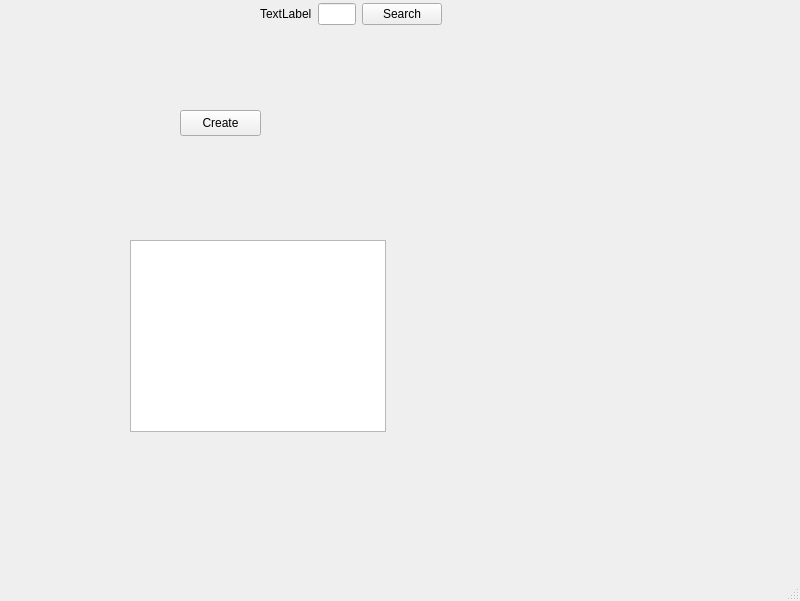
Old version of the form src/PySide_UI/Main.ui in the repository 6TRINN9/CS50_Python_Final_project.
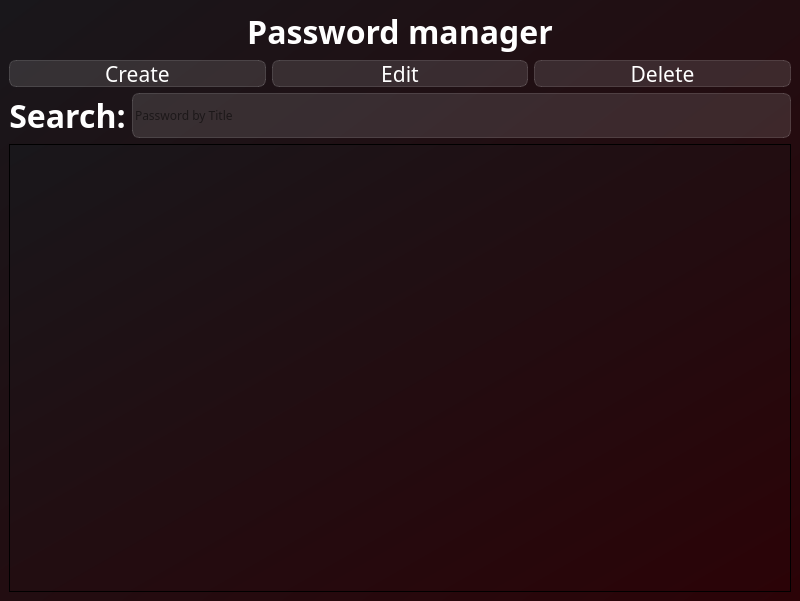
New version of the form.

Diff of the .ui file:
```diff
--- a/src/PySide_UI/Main.ui
+++ b/src/PySide_UI/Main.ui
@@ -16,71 +16,163 @@
   <property name="windowTitle">
    <string>MainWindow</string>
   </property>
+  <property name="styleSheet">
+   <string notr="true">background-color:qlineargradient(spread:pad, x1:0, y1:0, x2:1, y2:1, stop:0 rgba(25, 23, 27, 255), stop:1 rgba(43, 3, 7, 255));
+font-family: OCR-A BT</string>
+  </property>
   <widget class="QWidget" name="centralwidget">
-   <widget class="QPushButton" name="btn_create">
-    <property name="geometry">
-     <rect>
-      <x>180</x>
-      <y>110</y>
-      <width>81</width>
-      <height>26</height>
-     </rect>
-    </property>
-    <property name="text">
-     <string>Create</string>
-    </property>
-   </widget>
-   <widget class="QListView" name="listView">
-    <property name="geometry">
-     <rect>
-      <x>130</x>
-      <y>240</y>
-      <width>256</width>
-      <height>192</height>
-     </rect>
-    </property>
-   </widget>
-   <widget class="QWidget" name="">
-    <property name="geometry">
-     <rect>
-      <x>260</x>
-      <y>0</y>
-      <width>182</width>
-      <height>28</height>
-     </rect>
-    </property>
-    <layout class="QHBoxLayout" name="horizontalLayout">
-     <item>
-      <widget class="QLabel" name="label">
-       <property name="text">
-        <string>TextLabel</string>
-       </property>
-      </widget>
-     </item>
-     <item>
-      <widget class="QLineEdit" name="le_search_password"/>
-     </item>
-     <item>
-      <widget class="QPushButton" name="btn_search">
-       <property name="text">
-        <string>Search</string>
-       </property>
-      </widget>
-     </item>
-    </layout>
-   </widget>
+   <layout class="QVBoxLayout" name="verticalLayout">
+    <item>
+     <widget class="QLabel" name="Title">
+      <property name="styleSheet">
+       <string notr="true">color: rgb(255, 255, 255);
+font-size: 24pt;
+font-weight: bold;
+background-color: none;
+border: none;
+</string>
+      </property>
+      <property name="text">
+       <string>Password manager</string>
+      </property>
+      <property name="alignment">
+       <set>Qt::AlignmentFlag::AlignCenter</set>
+      </property>
+     </widget>
+    </item>
+    <item>
+     <layout class="QHBoxLayout" name="horizontalLayout_2">
+      <item>
+       <widget class="QPushButton" name="btn_create">
+        <property name="styleSheet">
+         <string notr="true">QPushButton {
+font-size: 16pt;
+color: white;
+background-color: rgba(255, 255, 255, 30);
+border: 1px solid  rgba(255, 255, 255, 40);
+border-radius: 7px;
+width: 100px;
+height: 25px;
+icon-size: 30pt 30pt;
+}
+QPushButton:hover {
+background-color: rgba(255, 255, 255, 40);
+}
+QPushButton:pressed {
+background-color: rgba(255, 255, 255, 60);
+icon-size: 20pt 20pt;
+}</string>
+        </property>
+        <property name="text">
+         <string>Create</string>
+        </property>
+       </widget>
+      </item>
+      <item>
+       <widget class="QPushButton" name="btn_edit">
+        <property name="styleSheet">
+         <string notr="true">QPushButton {
+font-size: 16pt;
+color: white;
+background-color: rgba(255, 255, 255, 30);
+border: 1px solid  rgba(255, 255, 255, 40);
+border-radius: 7px;
+width: 100px;
+height: 25px;
+icon-size: 30pt 30pt;
+}
+QPushButton:hover {
+background-color: rgba(255, 255, 255, 40);
+}
+QPushButton:pressed {
+background-color: rgba(255, 255, 255, 60);
+icon-size: 20pt 20pt;
+}</string>
+        </property>
+        <property name="text">
+         <string>Edit</string>
+        </property>
+       </widget>
+      </item>
+      <item>
+       <widget class="QPushButton" name="btn_delete">
+        <property name="styleSheet">
+         <string notr="true">QPushButton {
+font-size: 16pt;
+color: white;
+background-color: rgba(255, 255, 255, 30);
+border: 1px solid  rgba(255, 255, 255, 40);
+border-radius: 7px;
+width: 100px;
+height: 25px;
+icon-size: 30pt 30pt;
+}
+QPushButton:hover {
+background-color: rgba(255, 255, 255, 40);
+}
+QPushButton:pressed {
+background-color: rgba(255, 255, 255, 60);
+icon-size: 20pt 20pt;
+}</string>
+        </property>
+        <property name="text">
+         <string>Delete</string>
+        </property>
+       </widget>
+      </item>
+     </layout>
+    </item>
+    <item>
+     <layout class="QHBoxLayout" name="horizontalLayout">
+      <item>
+       <widget class="QLabel" name="label">
+        <property name="styleSheet">
+         <string notr="true">color: rgb(255, 255, 255);
+font-size: 24pt;
+font-weight: bold;
+background-color: none;
+border: none;
+</string>
+        </property>
+        <property name="text">
+         <string>Search:</string>
+        </property>
+        <property name="alignment">
+         <set>Qt::AlignmentFlag::AlignCenter</set>
+        </property>
+       </widget>
+      </item>
+      <item>
+       <widget class="QLineEdit" name="le_search_password">
+        <property name="sizePolicy">
+         <sizepolicy hsizetype="Expanding" vsizetype="Minimum">
+          <horstretch>0</horstretch>
+          <verstretch>0</verstretch>
+         </sizepolicy>
+        </property>
+        <property name="minimumSize">
+         <size>
+          <width>30</width>
+          <height>0</height>
+         </size>
+        </property>
+        <property name="styleSheet">
+         <string notr="true">background-color: rgba(255, 255, 255, 30);
+border: 1px solid  rgba(255, 255, 255, 40);
+border-radius: 7px;</string>
+        </property>
+        <property name="placeholderText">
+         <string>Password by Title</string>
+        </property>
+       </widget>
+      </item>
+     </layout>
+    </item>
+    <item>
+     <widget class="QTableView" name="tableView"/>
+    </item>
+   </layout>
   </widget>
-  <widget class="QMenuBar" name="menubar">
-   <property name="geometry">
-    <rect>
-     <x>0</x>
-     <y>0</y>
-     <width>800</width>
-     <height>33</height>
-    </rect>
-   </property>
-  </widget>
-  <widget class="QStatusBar" name="statusbar"/>
  </widget>
  <resources/>
  <connections/>
```
